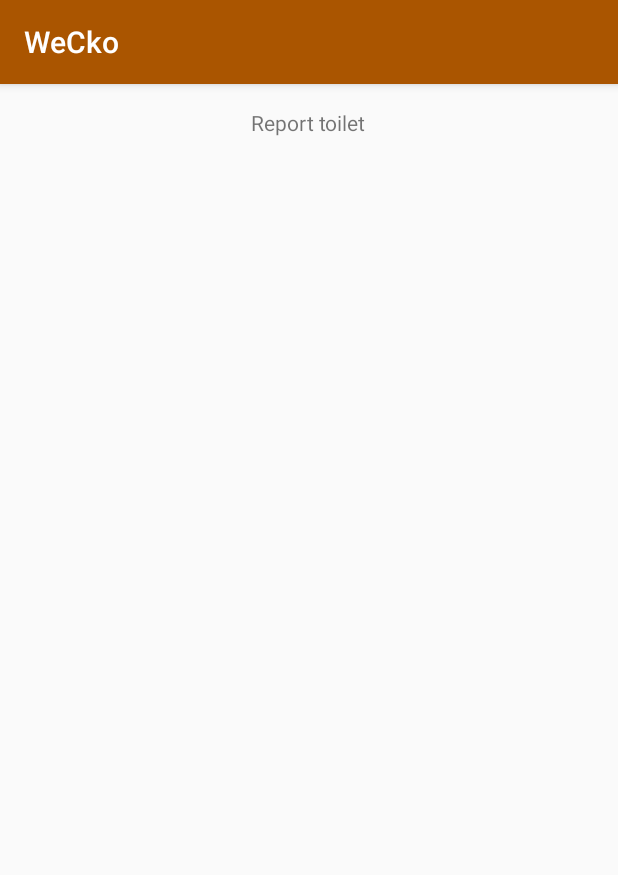
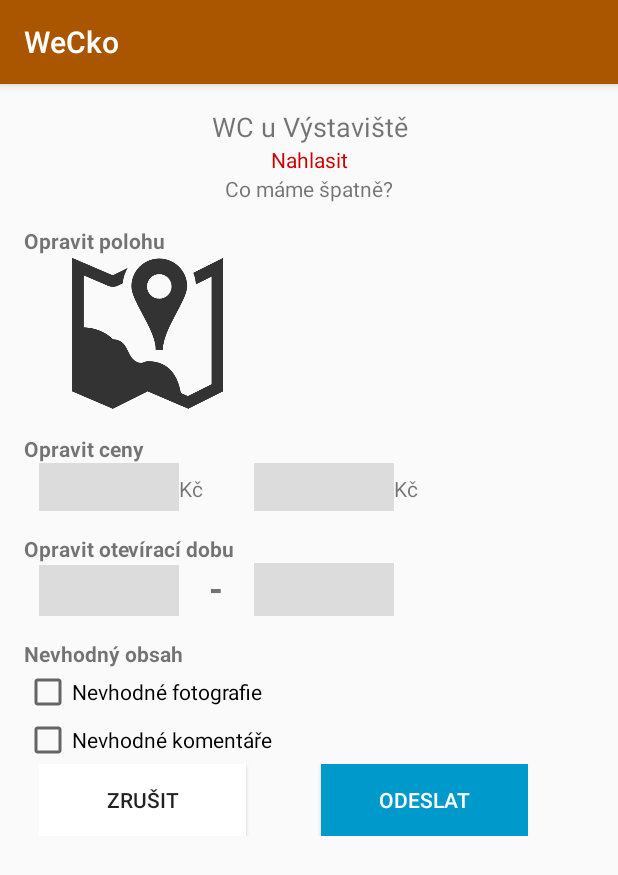
Before and after one commit to mlazovla/Wecko, an Android app: the ReportToilet screen opened directly, with no data from a screen before it, on a phone screen of 412 x 824 dp. Shown: the top 875 px of the screen. Run offline under Robolectric (Android 15) with nearby library versions, the phone set to English and light mode, and no system bars.

Commit message:
fix Reporting, thank you connections.

```diff
--- a/app/src/main/java/com/example/vml/wecko/ReportToilet.java
+++ b/app/src/main/java/com/example/vml/wecko/ReportToilet.java
@@ -1,9 +1,18 @@
 package com.example.vml.wecko;
 
+import android.content.Intent;
+import android.net.Uri;
 import android.os.Bundle;
 import android.support.v7.app.AppCompatActivity;
+import android.view.View;
+import android.widget.Button;
+import android.widget.ImageButton;
 
 public class ReportToilet extends AppCompatActivity {
+
+    private Button cancelBtn;
+    private Button sendBtn;
+    private Button thankYouFinish;
 
 
     @Override
@@ -11,5 +20,31 @@ public class ReportToilet extends AppCompatActivity {
         super.onCreate(savedInstanceState);
         setContentView(R.layout.activity_report_toilet);
 
+        cancelBtn = (Button)this.findViewById(R.id.btn_cancel_report);
+        cancelBtn.setOnClickListener(new View.OnClickListener() {
+            @Override
+            public void onClick(View v) {
+                onBackPressed();
+            }
+        });
+
+        sendBtn = (Button)this.findViewById(R.id.btn_send_report);
+        sendBtn.setOnClickListener(new View.OnClickListener() {
+            @Override
+            public void onClick(View v) {
+                (findViewById(R.id.content_report)).setVisibility(View.GONE);
+                (findViewById(R.id.content_thanks)).setVisibility(View.VISIBLE);
+            }
+        });
+
+        thankYouFinish = (Button)this.findViewById(R.id.btn_thank_you_finish);
+        thankYouFinish.setOnClickListener(new View.OnClickListener() {
+            @Override
+            public void onClick(View v) {
+                onBackPressed();
+            }
+        });
+
+
     }
 }
--- a/app/src/main/res/layout/activity_report_toilet.xml
+++ b/app/src/main/res/layout/activity_report_toilet.xml
@@ -10,13 +10,15 @@
     android:paddingTop="@dimen/activity_vertical_margin"
     tools:context="com.example.vml.wecko.ReportToilet">
 
-    <TextView
-        android:layout_width="wrap_content"
-        android:layout_height="wrap_content"
-        android:text="Report toilet"
-        android:id="@+id/textViewCount"
-        android:layout_alignParentTop="true"
-        android:layout_centerHorizontal="true"
-        android:textSize="14sp" />
+
+    <include
+        layout="@layout/content_report"
+        android:layout_width="match_parent"
+        android:layout_height="match_parent" />
+    <include
+        layout="@layout/content_thanks"
+        android:layout_width="match_parent"
+        android:layout_height="match_parent"
+        android:visibility="gone"/>
 
 </RelativeLayout>
--- a/app/src/main/res/layout/content_report.xml
+++ b/app/src/main/res/layout/content_report.xml
@@ -1,6 +1,7 @@
 <?xml version="1.0" encoding="utf-8"?>
 <LinearLayout xmlns:android="http://schemas.android.com/apk/res/android"
     xmlns:app="http://schemas.android.com/apk/res-auto"
+    android:id="@+id/content_report"
     android:layout_width="match_parent"
     android:layout_height="match_parent"
     android:weightSum="1"
@@ -165,15 +166,15 @@
             android:text="Zrušit"
             android:layout_width="138dp"
             android:layout_height="wrap_content"
-            android:id="@+id/button5"
+            android:id="@+id/btn_cancel_report"
             android:layout_weight="0.31"
             android:background="@android:color/background_light" />
 
         <Button
-            android:text="Pokračovat"
+            android:text="Odeslat"
             android:layout_width="138dp"
             android:layout_height="wrap_content"
-            android:id="@+id/button6"
+            android:id="@+id/btn_send_report"
             android:background="@android:color/holo_blue_dark"
             android:textColor="@android:color/background_light"
             android:layout_marginLeft="50dp"/>
--- a/app/src/main/res/layout/content_thanks.xml
+++ b/app/src/main/res/layout/content_thanks.xml
@@ -2,6 +2,7 @@
 <LinearLayout xmlns:android="http://schemas.android.com/apk/res/android"
     xmlns:app="http://schemas.android.com/apk/res-auto"
     xmlns:tools="http://schemas.android.com/tools"
+    android:id="@+id/content_thanks"
     android:orientation="vertical" android:layout_width="match_parent"
     android:layout_height="match_parent"
     android:weightSum="1">
@@ -28,7 +29,7 @@
     <Button
         android:text="Hotovo"
         android:layout_height="wrap_content"
-        android:id="@+id/button3"
+        android:id="@+id/btn_thank_you_finish"
         android:layout_weight="0.07"
         android:layout_marginTop="80dp"
         android:layout_width="150dp"
```
